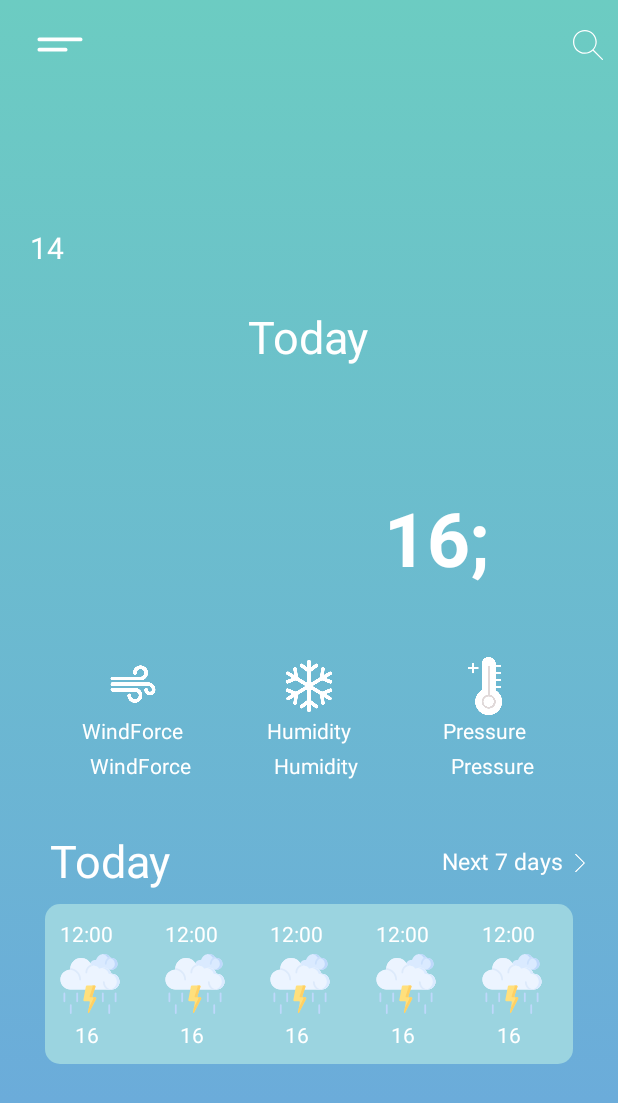
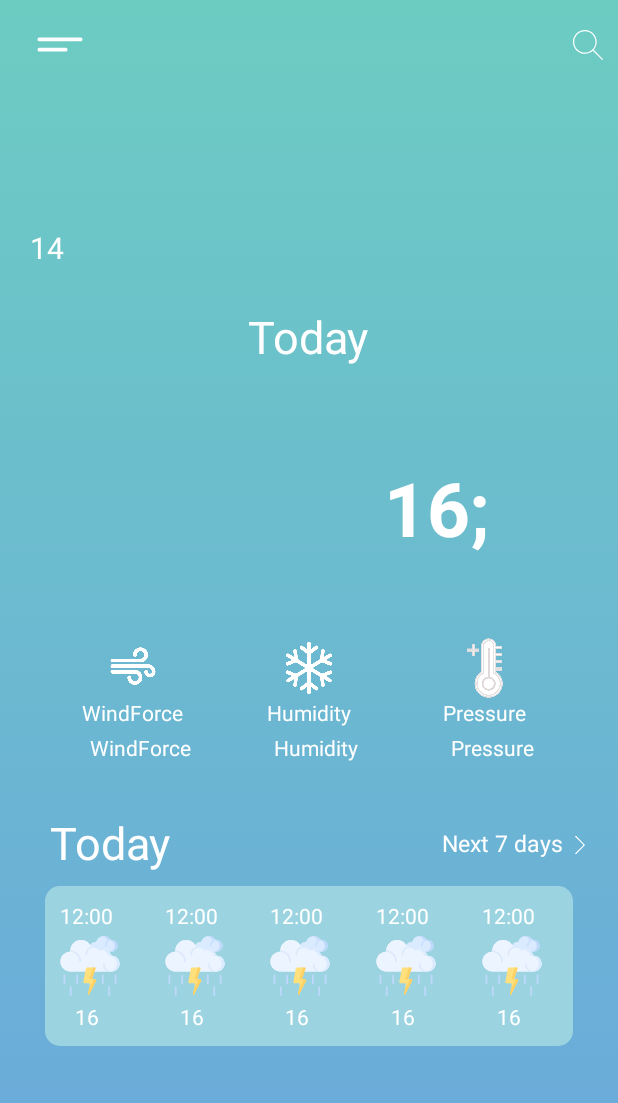
Before and after one commit to shrayash12/WeatherData-Appp, an Android app: the MainActivity screen opened directly, with no data from a screen before it, on a phone screen of 412 x 824 dp. Shown: the top 1103 px of the screen. Run offline under Robolectric (Android 15) with nearby library versions, the phone set to English and light mode, and no system bars; network calls fail; 9 statements that could not run were skipped.

Commit message:
added pressure icon and margin added to degree celcius text

```diff
--- a/app/src/main/res/layout/activity_main.xml
+++ b/app/src/main/res/layout/activity_main.xml
@@ -112,7 +112,7 @@
             android:layout_height="wrap_content"
             android:layout_below="@+id/today"
             android:layout_alignParentRight="true"
-            android:layout_marginTop="80dp"
+            android:layout_marginTop="60dp"
             android:layout_marginRight="80dp"
             android:fontFamily="@font/questrial"
             android:text="16;"
```
Also changed, not shown: app/src/main/res/drawable/pressure.png.
